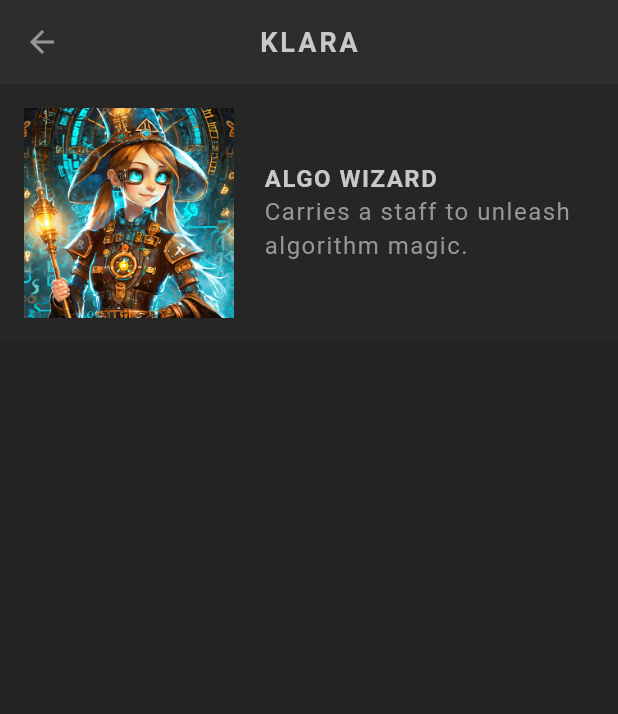
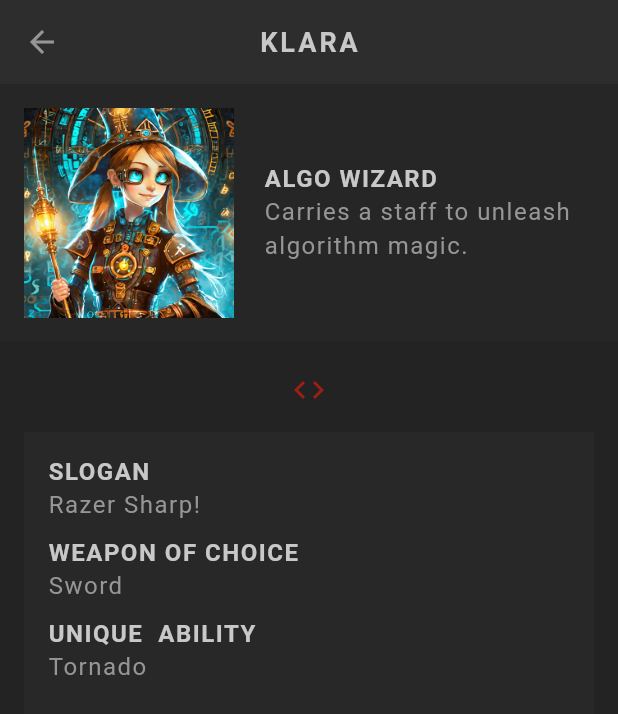
Before and after one commit to arnabict/RoleRoster, a Flutter app: the screen it shows after launch, after a tap on the "arrow forward" icon, on a phone screen of 412 x 824 dp. Shown: the top 714 px of the screen. Run offline on Flutter 3.47's test engine with Material 3 defaults, Android fonts, the phone set to English and light mode, and no system bars; our stand-ins replace google_fonts; Roboto replaces fonts that are missing (Kanit).

Commit message:
feat: flesh out profile screen

```diff
--- a/lib/models/character.dart
+++ b/lib/models/character.dart
@@ -8,6 +8,8 @@ class Character with Stats {
     required this.name,
     required this.slogan,
     required this.id,
+    required this.weapon,
+    required this.ability,
   });
 
   final Set<Skill> skills = {};
@@ -15,6 +17,8 @@ class Character with Stats {
   final String name;
   final String slogan;
   final String id;
+  final String weapon;
+  final String ability;
   bool _isFav = false;
 
   bool get isFav => _isFav;
@@ -37,23 +41,31 @@ List<Character> characters = [
     name: "Klara",
     slogan: "Razer Sharp!",
     id: "1",
+    weapon: "Sword",
+    ability: "Tornado",
   ),
   Character(
     vocation: Vocation.junkie,
     name: "Jonny",
     slogan: "Wind Blaze!",
     id: "2",
+    weapon: "Sword",
+    ability: "Tornado",
   ),
   Character(
     vocation: Vocation.raider,
     name: "Maya",
     slogan: "Rivoroid!",
     id: "3",
+    weapon: "Sword",
+    ability: "Tornado",
   ),
   Character(
     vocation: Vocation.ninja,
     name: "Alan",
     slogan: "Exempria!",
     id: "4",
+    weapon: "Sword",
+    ability: "Tornado",
   ),
 ];
--- a/lib/screens/create/create.dart
+++ b/lib/screens/create/create.dart
@@ -88,6 +88,8 @@ class _CreateState extends State<Create> {
         name: _nameController.text.trim(),
         slogan: _sloganController.text.trim(),
         id: uuid.v4(),
+        weapon: "Sword",
+        ability: "Tornado",
       ),
     );
     Navigator.push(context, MaterialPageRoute(builder: (ctx) => Home()));
--- a/lib/screens/profile/profile.dart
+++ b/lib/screens/profile/profile.dart
@@ -38,6 +38,30 @@ class Profile extends StatelessWidget {
                 ],
               ),
             ),
+            SizedBox(height: 20),
+            Center(child: Icon(Icons.code, color: AppColors.primaryColor)),
+            Padding(
+              padding: EdgeInsets.all(16),
+              child: Container(
+                width: double.infinity,
+                padding: EdgeInsets.all(16),
+                color: AppColors.secondaryColor.withValues(alpha: 0.5),
+                child: Column(
+                  crossAxisAlignment: CrossAxisAlignment.start,
+                  children: [
+                    StyledHeading("Slogan"),
+                    StyledText(character.slogan),
+                    SizedBox(height: 10),
+                    StyledHeading("Weapon of Choice"),
+                    StyledText(character.weapon),
+                    SizedBox(height: 10),
+                    StyledHeading("Unique  Ability"),
+                    StyledText(character.ability),
+                    SizedBox(height: 10),
+                  ],
+                ),
+              ),
+            ),
           ],
         ),
       ),
```
